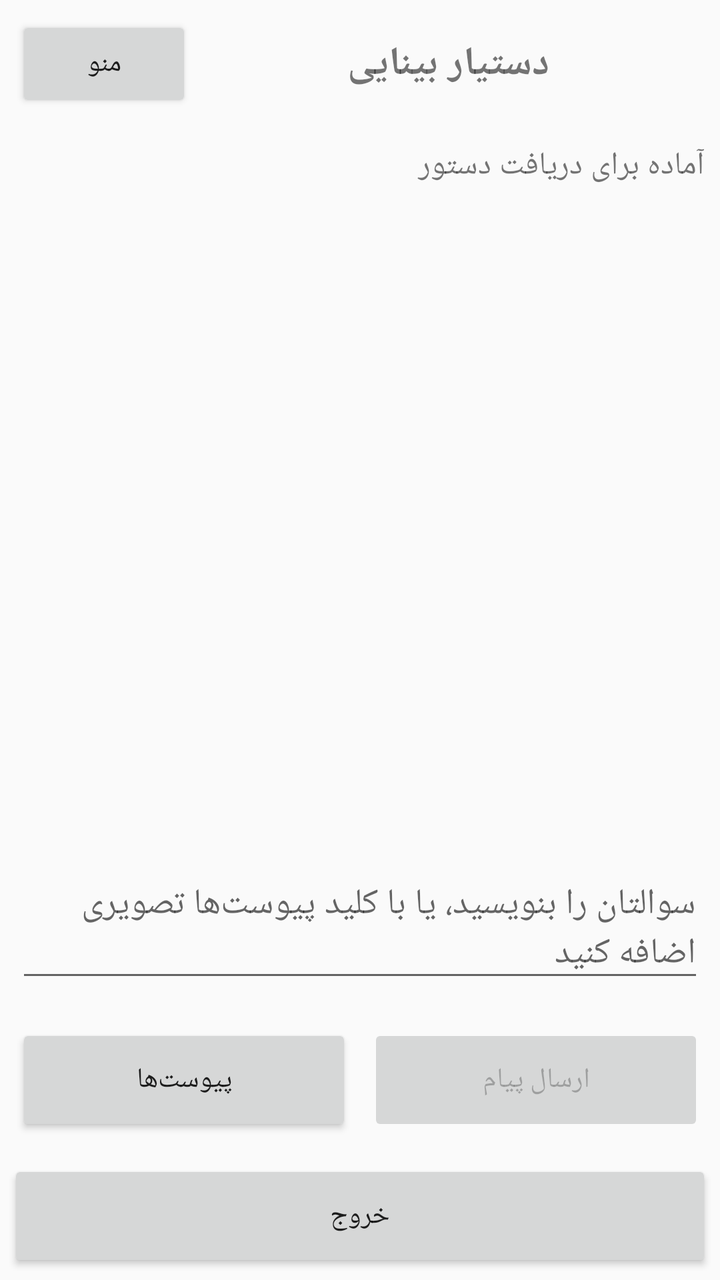
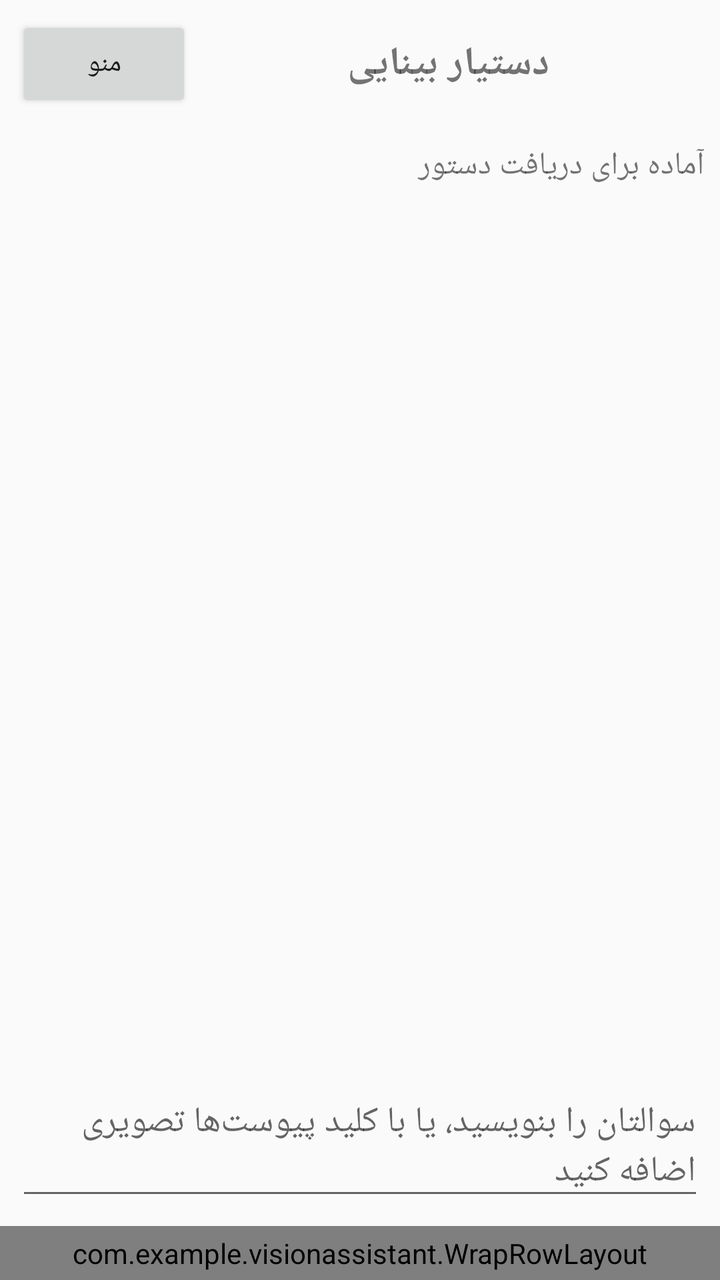

An Android layout rendered at two revisions. The XML below is the earlier revision; the diff shows what the commit changed to produce the second picture.
<!-- AndroidManifest.xml: application theme Theme.AppCompat.Light.NoActionBar -->
<!-- res/layout/activity_main.xml -->
<?xml version="1.0" encoding="utf-8"?>
<LinearLayout xmlns:android="http://schemas.android.com/apk/res/android"
    android:layout_width="match_parent"
    android:layout_height="match_parent"
    android:orientation="vertical">

    <LinearLayout
        android:layout_width="match_parent"
        android:layout_height="wrap_content"
        android:orientation="horizontal"
        android:gravity="center_vertical"
        android:padding="8dp">

        <Button
            android:id="@+id/btnMenu"
            android:layout_width="wrap_content"
            android:layout_height="wrap_content"
            android:text="@string/btn_menu" />

        <TextView
            android:layout_width="0dp"
            android:layout_height="wrap_content"
            android:layout_weight="1"
            android:gravity="center"
            android:textSize="20sp"
            android:textStyle="bold"
            android:text="@string/app_name" />


    </LinearLayout>

    
    <TextView
        android:id="@+id/tvStatus"
        android:layout_width="match_parent"
        android:layout_height="wrap_content"
        android:layout_margin="8dp"
        android:textSize="16sp"
        android:accessibilityLiveRegion="polite"
        android:text="@string/status_ready" />

    
    <ListView
        android:id="@+id/listTurns"
        android:layout_width="match_parent"
        android:layout_height="0dp"
        android:layout_weight="1"
        android:divider="?android:attr/listDivider"
        android:dividerHeight="1dp" />

    
    <LinearLayout
        android:layout_width="match_parent"
        android:layout_height="wrap_content"
        android:orientation="horizontal"
        android:padding="4dp">

        <EditText
            android:id="@+id/editQuestion"
            android:layout_width="0dp"
            android:layout_height="wrap_content"
            android:layout_weight="1"
            android:layout_margin="4dp"
            android:minHeight="48dp"
            android:inputType="textMultiLine|textCapSentences"
            android:hint="@string/hint_ask_question_new" />

    </LinearLayout>

    
    <LinearLayout
        android:layout_width="match_parent"
        android:layout_height="wrap_content"
        android:orientation="horizontal"
        android:padding="4dp">

        <Button
            android:id="@+id/btnAttach"
            android:layout_width="0dp"
            android:layout_height="wrap_content"
            android:layout_weight="1"
            android:layout_margin="4dp"
            android:minHeight="56dp"
            android:text="@string/btn_attach" />

        <Button
            android:id="@+id/btnSend"
            android:layout_width="0dp"
            android:layout_height="wrap_content"
            android:layout_weight="1"
            android:layout_margin="4dp"
            android:minHeight="56dp"
            android:enabled="false"
            android:text="@string/btn_send_question" />

    </LinearLayout>

    <Button
        android:id="@+id/btnSaveConversation"
        android:layout_width="match_parent"
        android:layout_height="wrap_content"
        android:layout_margin="4dp"
        android:minHeight="48dp"
        android:visibility="gone"
        android:text="@string/btn_save_conversation" />

    <Button
        android:id="@+id/btnExit"
        android:layout_width="match_parent"
        android:layout_height="wrap_content"
        android:layout_margin="4dp"
        android:minHeight="56dp"
        android:text="@string/btn_exit" />

</LinearLayout>
<!-- resources referenced by this layout -->
<resources>
  <string name="app_name">دستیار بینایی</string>
  <string name="btn_attach">پیوست‌ها</string>
  <string name="btn_exit">خروج</string>
  <string name="btn_menu">منو</string>
  <string name="btn_save_conversation">ذخیره گفتگو</string>
  <string name="btn_send_question">ارسال پیام</string>
  <string name="hint_ask_question_new">سوالتان را بنویسید، یا با کلید پیوست‌ها تصویری اضافه کنید</string>
  <string name="status_ready">آماده برای دریافت دستور</string>
</resources>

<!-- the commit's change to res/layout/activity_main.xml (unified diff, before → after) -->
@@ -68,48 +68,45 @@
     </LinearLayout>
 
     
-    <LinearLayout
+    <com.example.visionassistant.WrapRowLayout
         android:layout_width="match_parent"
         android:layout_height="wrap_content"
-        android:orientation="horizontal"
         android:padding="4dp">
 
         <Button
             android:id="@+id/btnAttach"
-            android:layout_width="0dp"
+            android:layout_width="wrap_content"
             android:layout_height="wrap_content"
-            android:layout_weight="1"
             android:layout_margin="4dp"
             android:minHeight="56dp"
             android:text="@string/btn_attach" />
 
         <Button
             android:id="@+id/btnSend"
-            android:layout_width="0dp"
+            android:layout_width="wrap_content"
             android:layout_height="wrap_content"
-            android:layout_weight="1"
             android:layout_margin="4dp"
             android:minHeight="56dp"
             android:enabled="false"
             android:text="@string/btn_send_question" />
 
-    </LinearLayout>
+        <Button
+            android:id="@+id/btnSaveConversation"
+            android:layout_width="wrap_content"
+            android:layout_height="wrap_content"
+            android:layout_margin="4dp"
+            android:minHeight="56dp"
+            android:visibility="gone"
+            android:text="@string/btn_save_conversation" />
 
-    <Button
-        android:id="@+id/btnSaveConversation"
-        android:layout_width="match_parent"
-        android:layout_height="wrap_content"
-        android:layout_margin="4dp"
-        android:minHeight="48dp"
-        android:visibility="gone"
-        android:text="@string/btn_save_conversation" />
+        <Button
+            android:id="@+id/btnExit"
+            android:layout_width="wrap_content"
+            android:layout_height="wrap_content"
+            android:layout_margin="4dp"
+            android:minHeight="56dp"
+            android:text="@string/btn_exit" />
 
-    <Button
-        android:id="@+id/btnExit"
-        android:layout_width="match_parent"
-        android:layout_height="wrap_content"
-        android:layout_margin="4dp"
-        android:minHeight="56dp"
-        android:text="@string/btn_exit" />
+    </com.example.visionassistant.WrapRowLayout>
 
 </LinearLayout>
